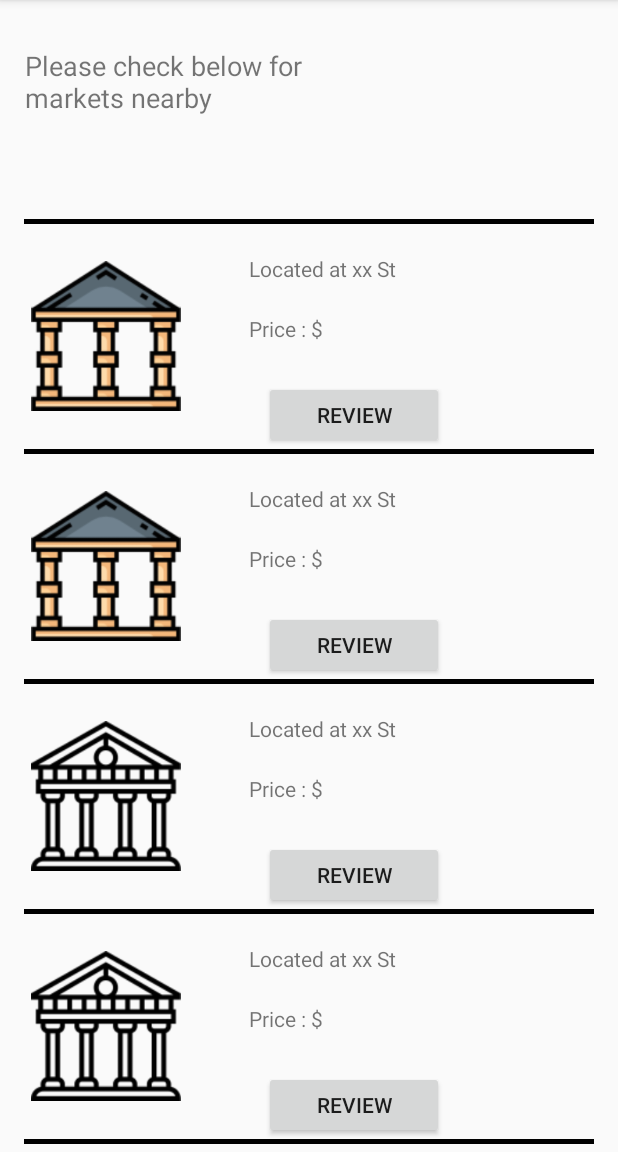
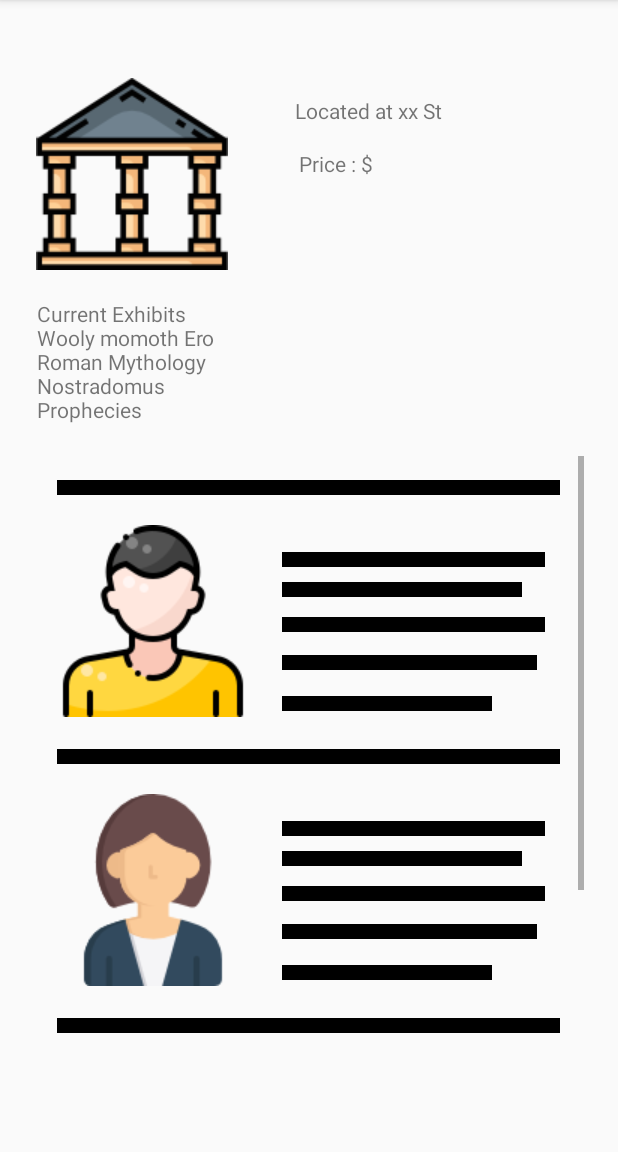
Before and after one commit to ankitaraj2710/HistorianAppWilProject2020, an Android app: the museum screen opened directly, with no data from a screen before it, after a tap on "REVIEW", on a phone screen of 412 x 824 dp, the part 84-1236 px from its top. Run offline under Robolectric (Android 15) with nearby library versions, the phone set to English and light mode, and no system bars.

Commit message:
Review page

```diff
--- a/app/src/main/AndroidManifest.xml
+++ b/app/src/main/AndroidManifest.xml
@@ -32,6 +32,8 @@
         <activity android:name=".profile"></activity>
         <activity android:name=".payment"></activity>
         <activity android:name=".museum"></activity>
+        <activity android:name=".ReviewPage"></activity>
+
 
     </application>
 
--- a/app/src/main/java/com/example/historian/ReviewPage.java
+++ b/app/src/main/java/com/example/historian/ReviewPage.java
@@ -1,4 +1,83 @@
 package com.example.historian;
 
-public class ReviewPage {
+import android.content.Intent;
+import android.os.Bundle;
+import android.view.Menu;
+import android.view.MenuItem;
+import android.widget.Button;
+import android.widget.ImageView;
+import android.widget.ScrollView;
+import android.widget.TextView;
+import android.widget.Toast;
+
+import com.google.android.material.navigation.NavigationView;
+
+import androidx.annotation.NonNull;
+import androidx.appcompat.app.ActionBarDrawerToggle;
+import androidx.appcompat.app.AppCompatActivity;
+import androidx.drawerlayout.widget.DrawerLayout;
+
+public class ReviewPage  extends AppCompatActivity implements NavigationView.OnNavigationItemSelectedListener {
+
+
+    private DrawerLayout drawerLayout;
+    private ActionBarDrawerToggle actionBarDrawerToggle;
+    private ScrollView scrollview;
+
+    public TextView location;
+    public TextView price;
+    public ImageView imageView5;
+    public Button button2;
+    public TextView detailtextview;
+
+
+    protected void onCreate(Bundle savedInstanceState)
+    {
+        super.onCreate(savedInstanceState);
+        setContentView(R.layout.review_page);
+
+
+        scrollview = (ScrollView) findViewById(R.id.scrollView2);
+        location = (TextView) findViewById(R.id.location);
+        price = (TextView) findViewById(R.id.price);
+        imageView5 = (ImageView) findViewById(R.id.imageView5);
+        button2= (Button) findViewById(R.id.button2);
+        detailtextview = (TextView) findViewById(R.id.editText);
+
+
+    }
+
+
+    @Override
+    public boolean onOptionsItemSelected(MenuItem item)
+    {
+
+        if (actionBarDrawerToggle.onOptionsItemSelected(item))
+        {
+            return true;
+        }
+        return super.onOptionsItemSelected(item);
+    }
+
+
+    @Override
+    public boolean onNavigationItemSelected(@NonNull MenuItem menuItem) {
+        int id = menuItem.getItemId();
+        if (id == R.id.menupage)
+        {
+            Intent intent = new Intent(ReviewPage.this, MainMenu.class);
+            startActivity(intent);
+
+            Toast.makeText(this, "This is Main Menu Page", Toast.LENGTH_SHORT).show();
+
+        }
+        return false;    }
+
+    @Override
+    public boolean onCreateOptionsMenu(Menu menu)
+    {
+        getMenuInflater().inflate(R.menu.action_menu,menu);
+        return super.onCreateOptionsMenu(menu);
+    }
+
 }
--- /dev/null
+++ b/app/src/main/res/layout/review_page.xml
@@ -0,0 +1,212 @@
+<?xml version="1.0" encoding="utf-8"?>
+<androidx.constraintlayout.widget.ConstraintLayout xmlns:android="http://schemas.android.com/apk/res/android"
+    xmlns:app="http://schemas.android.com/apk/res-auto"
+    android:orientation="vertical" android:layout_width="match_parent"
+    android:layout_height="match_parent">
+
+    <ImageView
+        android:id="@+id/imageView"
+        android:layout_width="wrap_content"
+        android:layout_height="wrap_content"
+        android:layout_marginStart="24dp"
+        android:layout_marginTop="52dp"
+        app:layout_constraintStart_toStartOf="parent"
+        app:layout_constraintTop_toTopOf="parent"
+        app:srcCompat="@drawable/museum" />
+
+    <TextView
+        android:id="@+id/textView"
+        android:layout_width="146dp"
+        android:layout_height="21dp"
+        android:layout_marginStart="44dp"
+        android:layout_marginTop="64dp"
+        android:layout_marginEnd="69dp"
+        android:text="Located at xx St"
+        app:layout_constraintEnd_toEndOf="parent"
+        app:layout_constraintStart_toEndOf="@+id/imageView"
+        app:layout_constraintTop_toTopOf="parent" />
+
+    <TextView
+        android:id="@+id/textView2"
+        android:layout_width="121dp"
+        android:layout_height="20dp"
+        android:layout_marginStart="47dp"
+        android:layout_marginTop="14dp"
+        android:layout_marginEnd="91dp"
+        android:text="Price : $"
+        app:layout_constraintEnd_toEndOf="parent"
+        app:layout_constraintStart_toEndOf="@+id/imageView"
+        app:layout_constraintTop_toBottomOf="@+id/textView" />
+
+    <TextView
+        android:id="@+id/editText"
+        android:layout_width="152dp"
+        android:layout_height="85dp"
+        android:layout_marginStart="24dp"
+        android:layout_marginTop="19dp"
+        android:layout_marginEnd="235dp"
+        android:ems="10"
+        android:gravity="start|top"
+        android:inputType="textMultiLine"
+        android:text="Current Exhibits                          Wooly momoth Ero                    Roman Mythology       Nostradomus Prophecies"
+        app:layout_constraintEnd_toEndOf="parent"
+        app:layout_constraintStart_toStartOf="parent"
+        app:layout_constraintTop_toBottomOf="@+id/imageView" />
+
+
+    <ScrollView
+        android:id="@+id/scrollView2"
+        android:layout_width="367dp"
+        android:layout_height="411dp"
+        android:layout_marginStart="22dp"
+        android:layout_marginTop="19dp"
+        android:layout_marginEnd="22dp"
+        app:layout_constraintEnd_toEndOf="parent"
+        app:layout_constraintHorizontal_bias="0.0"
+        app:layout_constraintStart_toStartOf="parent"
+        app:layout_constraintTop_toBottomOf="@+id/editText">
+
+        <LinearLayout
+            android:layout_width="match_parent"
+            android:layout_height="wrap_content"
+            android:layout_margin="16dp"
+            android:orientation="vertical">
+
+
+            <View
+                android:layout_width="match_parent"
+                android:layout_height="10dp"
+                android:background="#000000">
+
+            </View>
+
+
+            <ImageView
+                android:id="@+id/imageView4"
+                android:layout_width="wrap_content"
+                android:layout_height="wrap_content"
+                android:layout_marginTop="20dp"
+                app:srcCompat="@drawable/male" />
+
+            <View
+                android:layout_width="175dp"
+                android:layout_height="10dp"
+                android:layout_marginLeft="150dp"
+                android:layout_marginTop="-110dp"
+                android:background="#000000">
+
+            </View>
+
+            <View
+                android:layout_width="160dp"
+                android:layout_height="10dp"
+                android:layout_marginLeft="150dp"
+                android:layout_marginTop="10dp"
+                android:background="#000000">
+
+            </View>
+
+            <View
+                android:layout_width="175dp"
+                android:layout_height="10dp"
+                android:layout_marginLeft="150dp"
+                android:layout_marginTop="13dp"
+                android:background="#000000">
+
+            </View>
+
+            <View
+                android:layout_width="170dp"
+                android:layout_height="10dp"
+                android:layout_marginLeft="150dp"
+                android:layout_marginTop="15dp"
+                android:background="#000000">
+
+            </View>
+
+            <View
+                android:layout_width="140dp"
+                android:layout_height="10dp"
+                android:layout_marginLeft="150dp"
+                android:layout_marginTop="17dp"
+                android:background="#000000">
+
+            </View>
+
+
+            <View
+                android:layout_width="match_parent"
+                android:layout_height="10dp"
+                android:layout_marginTop="25dp"
+                android:background="#000000">
+
+            </View>
+
+            <ImageView
+                android:id="@+id/imageView9"
+                android:layout_width="wrap_content"
+                android:layout_height="wrap_content"
+                android:layout_marginTop="20dp"
+                app:srcCompat="@drawable/woman" />
+
+            <View
+                android:layout_width="175dp"
+                android:layout_height="10dp"
+                android:layout_marginLeft="150dp"
+                android:layout_marginTop="-110dp"
+                android:background="#000000">
+
+            </View>
+
+            <View
+                android:layout_width="160dp"
+                android:layout_height="10dp"
+                android:layout_marginLeft="150dp"
+                android:layout_marginTop="10dp"
+                android:background="#000000">
+
+            </View>
+
+            <View
+                android:layout_width="175dp"
+                android:layout_height="10dp"
+                android:layout_marginLeft="150dp"
+                android:layout_marginTop="13dp"
+                android:background="#000000">
+
+            </View>
+
+            <View
+                android:layout_width="170dp"
+                android:layout_height="10dp"
+                android:layout_marginLeft="150dp"
+                android:layout_marginTop="15dp"
+                android:background="#000000">
+
+            </View>
+
+            <View
+                android:layout_width="140dp"
+                android:layout_height="10dp"
+                android:layout_marginLeft="150dp"
+                android:layout_marginTop="17dp"
+                android:background="#000000">
+
+            </View>
+
+
+            <View
+                android:layout_width="match_parent"
+                android:layout_height="10dp"
+                android:layout_marginTop="25dp"
+                android:background="#000000">
+
+            </View>
+
+
+        </LinearLayout>
+
+
+    </ScrollView>
+
+</androidx.constraintlayout.widget.ConstraintLayout>
```
Also changed, not shown: app/src/main/res/drawable/woman.png (added).
